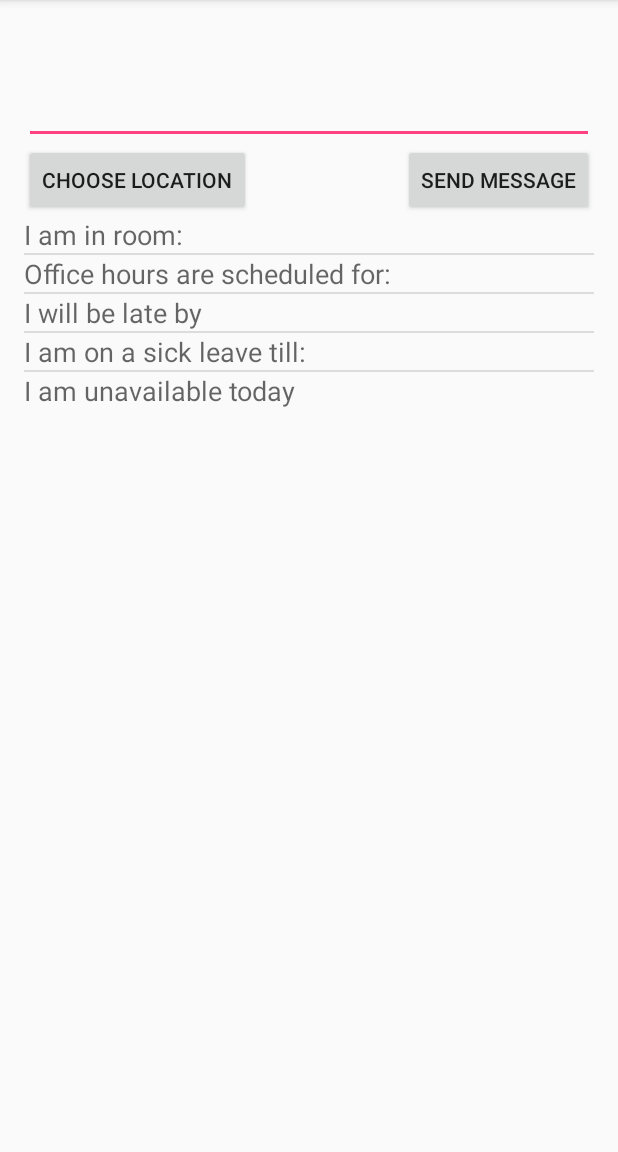
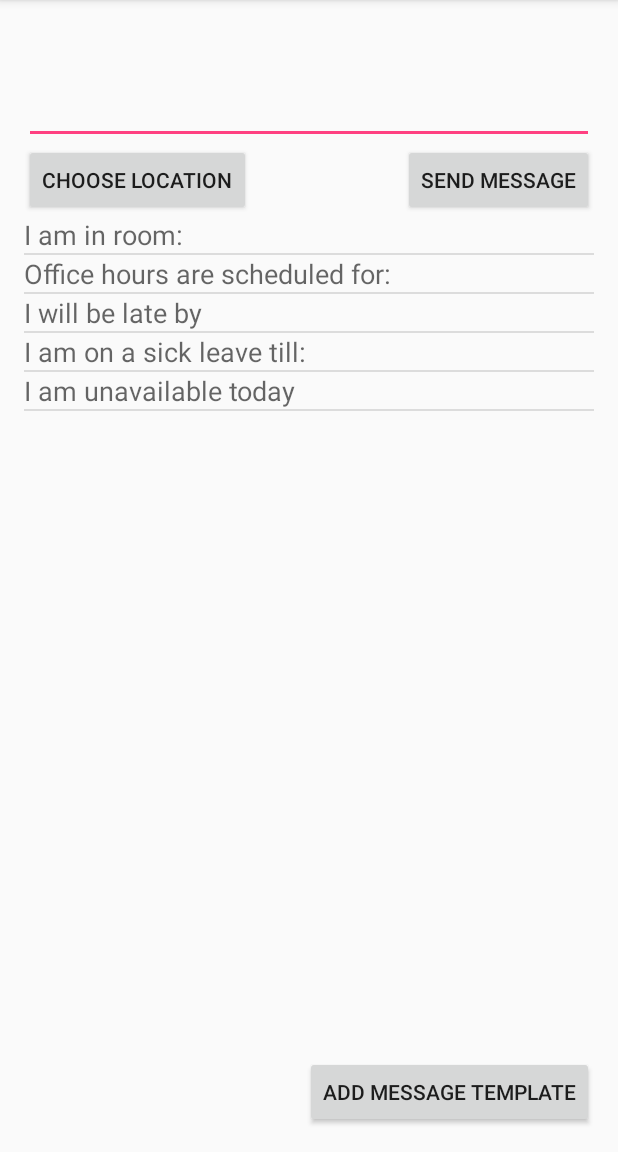
Before and after one commit to michalgorecki/door-plate-client, an Android app: the SendMessageActivity screen opened directly, with no data from a screen before it, on a phone screen of 412 x 824 dp, the part 84-1236 px from its top. Run offline under Robolectric (Android 15) with nearby library versions, the phone set to English and light mode, and no system bars.

Commit message:
Upgraded sendMessageActivity - add/delete message template

```diff
--- a/DoorPlate/app/src/main/java/com/thesis/guras/doorplate/MessageCursorAdapter.java
+++ b/DoorPlate/app/src/main/java/com/thesis/guras/doorplate/MessageCursorAdapter.java
@@ -26,6 +26,5 @@ public class MessageCursorAdapter extends CursorAdapter {
     public void bindView(View view, Context context, Cursor cursor) {
         TextView nameView = (TextView) view.findViewById(R.id.name_textView);
         nameView.setText(cursor.getString(1));
-
     }
 }
--- a/DoorPlate/app/src/main/res/layout/activity_send_message.xml
+++ b/DoorPlate/app/src/main/res/layout/activity_send_message.xml
@@ -37,7 +37,8 @@
         android:layout_alignParentEnd="true"
         android:layout_alignParentLeft="true"
         android:layout_alignParentStart="true"
-        android:layout_below="@+id/sendButton" />
+        android:layout_below="@+id/sendButton"
+        android:layout_above="@+id/addMessageButton" />
 
     <Button
         android:layout_width="wrap_content"
@@ -48,4 +49,15 @@
         android:layout_above="@+id/templatesListView"
         android:layout_alignParentLeft="true"
         android:layout_alignParentStart="true" />
+
+    <Button
+        style="?android:attr/buttonStyleSmall"
+        android:layout_width="wrap_content"
+        android:layout_height="wrap_content"
+        android:text="Add message template"
+        android:id="@+id/addMessageButton"
+        android:onClick="addMessageOnClick"
+        android:layout_alignParentBottom="true"
+        android:layout_alignParentRight="true"
+        android:layout_alignParentEnd="true" />
 </RelativeLayout>
```
Also changed, not shown: DoorPlate/app/src/main/java/com/thesis/guras/doorplate/SendMessageActivity.java (+75 -6 lines).
